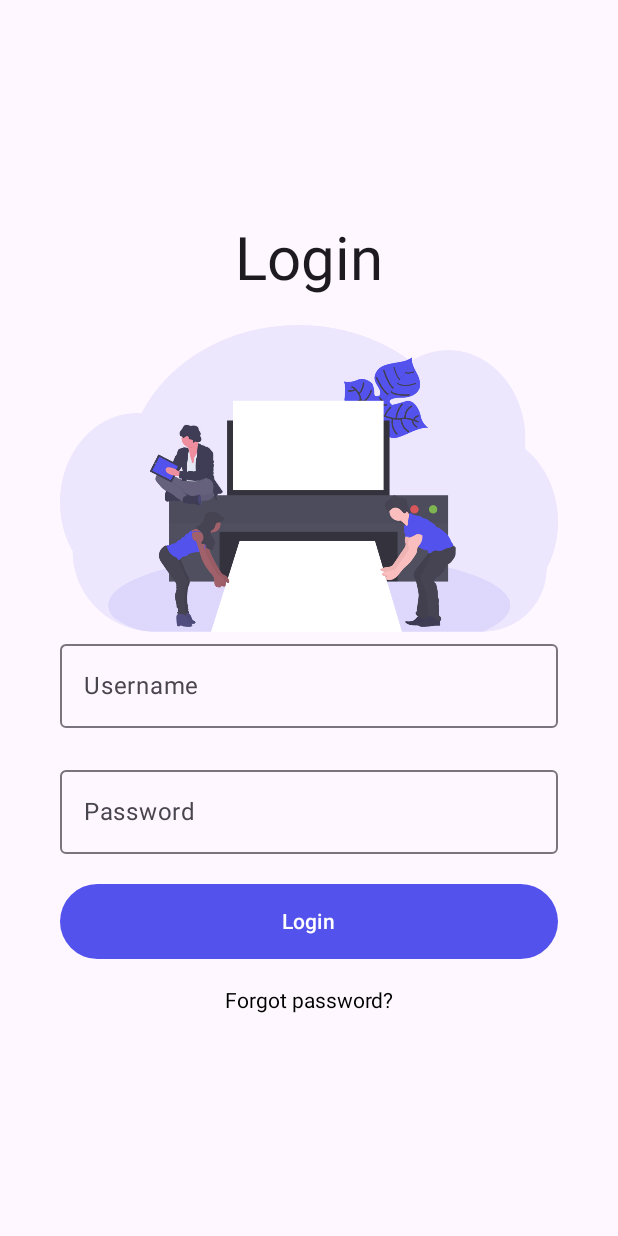
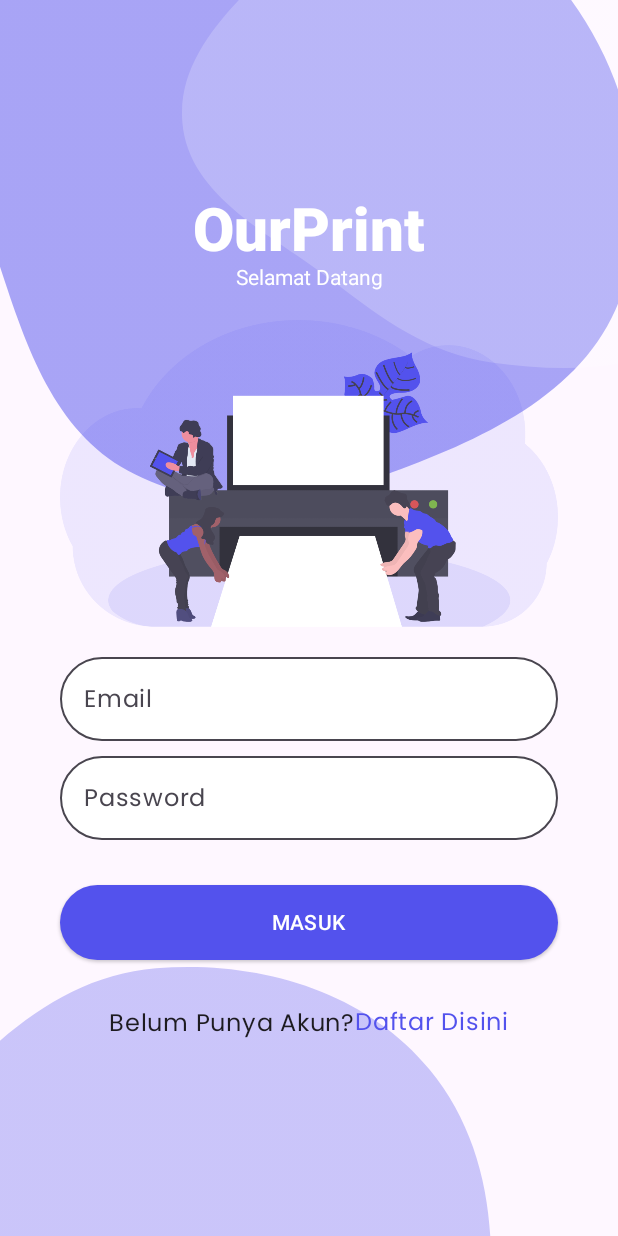
Before and after one commit to triankyy/ourprint, an Android app built with Jetpack Compose: the screen it shows after launch (MainActivity), on a phone screen of 412 x 824 dp. Run offline under Robolectric (Android 15) with nearby library versions, the phone set to English and light mode, and no system bars.

Commit message:
add register page

```diff
--- a/app/src/main/java/com/example/ourprint/MainActivity.kt
+++ b/app/src/main/java/com/example/ourprint/MainActivity.kt
@@ -28,11 +28,3 @@ class MainActivity : ComponentActivity() {
         }
     }
 }
-
-@Preview(showBackground = true)
-@Composable
-fun DefaultPreview() {
-    OurPrintTheme {
-        ScreenMain()
-    }
-}
--- a/app/src/main/java/com/example/ourprint/Routes.kt
+++ b/app/src/main/java/com/example/ourprint/Routes.kt
@@ -2,4 +2,5 @@ package com.example.ourprint
 
 sealed class Routes(val routes: String) {
     object Login: Routes("Login")
+    object Register: Routes("Register")
 }
--- a/app/src/main/java/com/example/ourprint/screens/Login.kt
+++ b/app/src/main/java/com/example/ourprint/screens/Login.kt
@@ -1,21 +1,37 @@
 package com.example.ourprint.screens
 
+import android.util.Log
 import androidx.compose.foundation.Image
+import androidx.compose.foundation.clickable
+import androidx.compose.foundation.gestures.Orientation
+import androidx.compose.foundation.gestures.rememberScrollableState
+import androidx.compose.foundation.gestures.scrollable
 import androidx.compose.foundation.layout.*
+import androidx.compose.foundation.rememberScrollState
 import androidx.compose.foundation.shape.RoundedCornerShape
 import androidx.compose.foundation.text.ClickableText
+import androidx.compose.foundation.text.KeyboardActions
 import androidx.compose.foundation.text.KeyboardOptions
+import androidx.compose.foundation.verticalScroll
 import androidx.compose.material3.*
-import androidx.compose.material3.R
 import androidx.compose.runtime.Composable
 import androidx.compose.runtime.mutableStateOf
 import androidx.compose.runtime.remember
 import androidx.compose.ui.Alignment
 import androidx.compose.ui.Modifier
+import androidx.compose.ui.focus.FocusDirection
+import androidx.compose.ui.graphics.Color
+import androidx.compose.ui.graphics.vector.ImageVector
+import androidx.compose.ui.layout.ContentScale
+import androidx.compose.ui.platform.LocalFocusManager
 import androidx.compose.ui.res.painterResource
+import androidx.compose.ui.res.vectorResource
 import androidx.compose.ui.text.AnnotatedString
 import androidx.compose.ui.text.TextStyle
+import androidx.compose.ui.text.font.Font
 import androidx.compose.ui.text.font.FontFamily
+import androidx.compose.ui.text.font.FontWeight
+import androidx.compose.ui.text.input.ImeAction
 import androidx.compose.ui.text.input.KeyboardType
 import androidx.compose.ui.text.input.PasswordVisualTransformation
 import androidx.compose.ui.text.input.TextFieldValue
@@ -25,6 +41,8 @@ import androidx.compose.ui.unit.dp
 import androidx.compose.ui.unit.sp
 import androidx.navigation.NavHostController
 import com.example.ourprint.ui.theme.OurPrintTheme
+import com.example.ourprint.R
+import com.example.ourprint.ui.theme.Purple
 
 @Preview(showBackground = true)
 @Composable
@@ -37,59 +55,103 @@ fun LoginPreview() {
 @OptIn(ExperimentalMaterial3Api::class)
 @Composable
 fun LoginPage(navController: NavHostController) {
+    val scrollState = rememberScrollState()
+    val focusManager = LocalFocusManager.current
+
+    val email = remember { mutableStateOf(TextFieldValue()) }
+    val password = remember { mutableStateOf(TextFieldValue()) }
+
+    Box(modifier = Modifier.fillMaxSize()) {
+        Image(
+            painterResource(R.drawable.login_vector_atas),
+            contentDescription = "",
+            modifier = Modifier.fillMaxSize(),
+            alignment = Alignment.TopStart
+        )
+        Image(
+            painterResource(R.drawable.login_vector_1),
+            contentDescription = "",
+            modifier = Modifier.fillMaxWidth(),
+            alignment = Alignment.TopEnd
+        )
+        Box(Modifier.fillMaxSize(), Alignment.BottomStart) {
+            Image(
+                painterResource(R.drawable.login_vector_bawah),
+                contentDescription = ""
+            )
+        }
         Column(
             modifier = Modifier
                 .fillMaxSize()
+                .verticalScroll(state = scrollState)
                 .padding(40.dp, 0.dp),
             verticalArrangement = Arrangement.Center,
             horizontalAlignment = Alignment.CenterHorizontally
         ) {
-
-        val username = remember { mutableStateOf(TextFieldValue()) }
-        val password = remember { mutableStateOf(TextFieldValue()) }
-
-        Text(text = "Login", style = TextStyle(fontSize = 40.sp))
-
-        Spacer(modifier = Modifier.height(20.dp))
-        Image(painter = painterResource(com.example.ourprint.R.drawable.login), contentDescription = "")
+            Text("OurPrint",
+                style = TextStyle(fontSize = 40.sp, fontWeight = FontWeight.W900, color = Color.White)
+            )
+            Text("Selamat Datang", style = TextStyle(color = Color.White))
+            Spacer(Modifier.height(20.dp))
+            Image(painterResource(R.drawable.login), "")
+            Spacer(Modifier.height(20.dp))
             OutlinedTextField(
-            label = { Text(text = "Username") },
-            value = username.value,
-            onValueChange = { username.value = it },
-            modifier = Modifier.fillMaxWidth()
+                placeholder = { Text("Email") },
+                value = email.value,
+                onValueChange = { email.value = it },
+                modifier = Modifier.fillMaxWidth(),
+                shape = RoundedCornerShape(50.dp),
+                colors = TextFieldDefaults.textFieldColors(containerColor = Color.White),
+                singleLine = true,
+                keyboardOptions = KeyboardOptions(
+                    keyboardType = KeyboardType.Email,
+                    imeAction = ImeAction.Next
+                ),
+                keyboardActions = KeyboardActions(
+                    onNext = {
+                        focusManager.moveFocus(FocusDirection.Down)
+                    }
                 )
-
-        Spacer(modifier = Modifier.height(20.dp))
-
+            )
+            Spacer(Modifier.height(10.dp))
             OutlinedTextField(
-            label = { Text(text = "Password") },
+                placeholder = { Text("Password") },
                 value = password.value,
                 visualTransformation = PasswordVisualTransformation(),
                 keyboardOptions = KeyboardOptions(keyboardType = KeyboardType.Password),
                 onValueChange = { password.value = it },
-            modifier = Modifier.fillMaxWidth()
+                modifier = Modifier.fillMaxWidth(),
+                shape = RoundedCornerShape(50.dp),
+                colors = TextFieldDefaults.textFieldColors(containerColor = Color.White),
+                singleLine = true
             )
-
-        Spacer(modifier = Modifier.height(20.dp))
-
-        Button(
-            onClick = { },
+            Spacer(Modifier.height(30.dp))
+            ElevatedButton(
+                onClick = { Log.d("Login", "LoginPage: ") },
                 shape = RoundedCornerShape(50.dp),
+                colors = ButtonDefaults.buttonColors(containerColor = Purple),
                 modifier = Modifier
                     .fillMaxWidth()
                     .height(50.dp)
             ) {
-            Text(text = "Login")
+                Text("MASUK")
             }
-
-        Spacer(modifier = Modifier.height(20.dp))
+            Spacer(modifier = Modifier.height(30.dp))
+            Row {
+                Text("Belum Punya Akun?")
                 ClickableText(
-            text = AnnotatedString("Forgot password?"),
-            onClick = { },
+                    text = AnnotatedString("Daftar Disini"),
                     style = TextStyle(
-                fontSize = 14.sp,
-                fontFamily = FontFamily.Default
-            )
+                        color = Purple,
+                        fontFamily = FontFamily(Font(R.font.poppins)),
+                        fontWeight = FontWeight.Normal,
+                        fontSize = 16.sp,
+                        lineHeight = 24.sp,
+                        letterSpacing = 0.5.sp
+                    ),
+                    onClick = { navController.navigate("Register") }
                 )
             }
         }
+    }
+}
--- /dev/null
+++ b/app/src/main/java/com/example/ourprint/screens/Register.kt
@@ -0,0 +1,10 @@
+package com.example.ourprint.screens
+
+import androidx.compose.material3.*
+import androidx.compose.runtime.Composable
+import androidx.navigation.NavHostController
+
+@Composable
+fun RegisterPage(navController: NavHostController) {
+    Text(text = "cobaa")
+}
--- a/app/src/main/java/com/example/ourprint/screens/ScreenMain.kt
+++ b/app/src/main/java/com/example/ourprint/screens/ScreenMain.kt
@@ -11,8 +11,7 @@ fun ScreenMain() {
     val navController = rememberNavController()
 
     NavHost(navController = navController, startDestination = Routes.Login.routes) {
-        composable(Routes.Login.routes) {
-            LoginPage(navController = navController)
-        }
+        composable(Routes.Login.routes) { LoginPage(navController) }
+        composable(Routes.Register.routes) { RegisterPage(navController) }
     }
 }
--- a/app/src/main/java/com/example/ourprint/ui/theme/Type.kt
+++ b/app/src/main/java/com/example/ourprint/ui/theme/Type.kt
@@ -2,14 +2,16 @@ package com.example.ourprint.ui.theme
 
 import androidx.compose.material3.Typography
 import androidx.compose.ui.text.TextStyle
+import androidx.compose.ui.text.font.Font
 import androidx.compose.ui.text.font.FontFamily
 import androidx.compose.ui.text.font.FontWeight
 import androidx.compose.ui.unit.sp
+import com.example.ourprint.R
 
 // Set of Material typography styles to start with
 val Typography = Typography(
         bodyLarge = TextStyle(
-                fontFamily = FontFamily.Default,
+                fontFamily = FontFamily(Font(R.font.poppins)),
                 fontWeight = FontWeight.Normal,
                 fontSize = 16.sp,
                 lineHeight = 24.sp,
--- /dev/null
+++ b/app/src/main/res/drawable/login_vector_1.xml
@@ -0,0 +1,10 @@
+<vector xmlns:android="http://schemas.android.com/apk/res/android"
+    android:width="290dp"
+    android:height="245dp"
+    android:viewportWidth="290"
+    android:viewportHeight="245">
+  <path
+      android:pathData="M427.9,81.59C425.78,137.58 390.03,187.42 344.55,220.15C305.12,248.52 254.11,247.79 205.97,241.28C165.24,235.77 132.9,212.33 100.43,187.12C60.6,156.21 4.5,131.83 0.26,81.59C-4.06,30.22 45.56,-5.93 81.02,-43.35C118.02,-82.4 152.39,-130.7 205.97,-135.49C262.6,-140.54 314.82,-107.63 355.46,-67.87C396.6,-27.63 430.08,24.08 427.9,81.59Z"
+      android:fillColor="#ffffff"
+      android:fillAlpha="0.2"/>
+</vector>
--- /dev/null
+++ b/app/src/main/res/drawable/login_vector_atas.xml
@@ -0,0 +1,10 @@
+<vector xmlns:android="http://schemas.android.com/apk/res/android"
+    android:width="390dp"
+    android:height="316dp"
+    android:viewportWidth="390"
+    android:viewportHeight="316">
+  <path
+      android:pathData="M160.65,-74.96C229.08,-75.61 301.3,-67.76 346.89,-16.78C395.16,37.2 415.43,115.78 392.67,184.5C371.73,247.73 304.61,277.54 241.92,300.19C188.79,319.38 130.45,324.17 80.86,297.13C33.98,271.57 16.62,218.93 -0.05,168.24C-20.07,107.35 -56.54,40.2 -21.2,-13.29C15.91,-69.44 93.31,-74.33 160.65,-74.96Z"
+      android:fillColor="#5352ED"
+      android:fillAlpha="0.5"/>
+</vector>
--- /dev/null
+++ b/app/src/main/res/drawable/login_vector_bawah.xml
@@ -0,0 +1,10 @@
+<vector xmlns:android="http://schemas.android.com/apk/res/android"
+    android:width="331dp"
+    android:height="179dp"
+    android:viewportWidth="331"
+    android:viewportHeight="179">
+  <path
+      android:pathData="M103.87,0.87C171.77,-4.61 242.7,15.69 286.05,68.23C330.13,121.66 333.54,194.88 319.95,262.8C305.79,333.59 275.95,404.5 212.05,438.1C145.82,472.93 65.38,465.8 -1.24,431.72C-65.89,398.65 -115.65,337.72 -124.97,265.71C-133.46,200.1 -88.08,144.99 -44.82,94.93C-4.48,48.24 42.36,5.83 103.87,0.87Z"
+      android:fillColor="#5352ED"
+      android:fillAlpha="0.3"/>
+</vector>
```
Also changed, not shown: app/src/main/res/font/poppins.ttf (added). Lines whose indentation alone changed are shown as unchanged.
